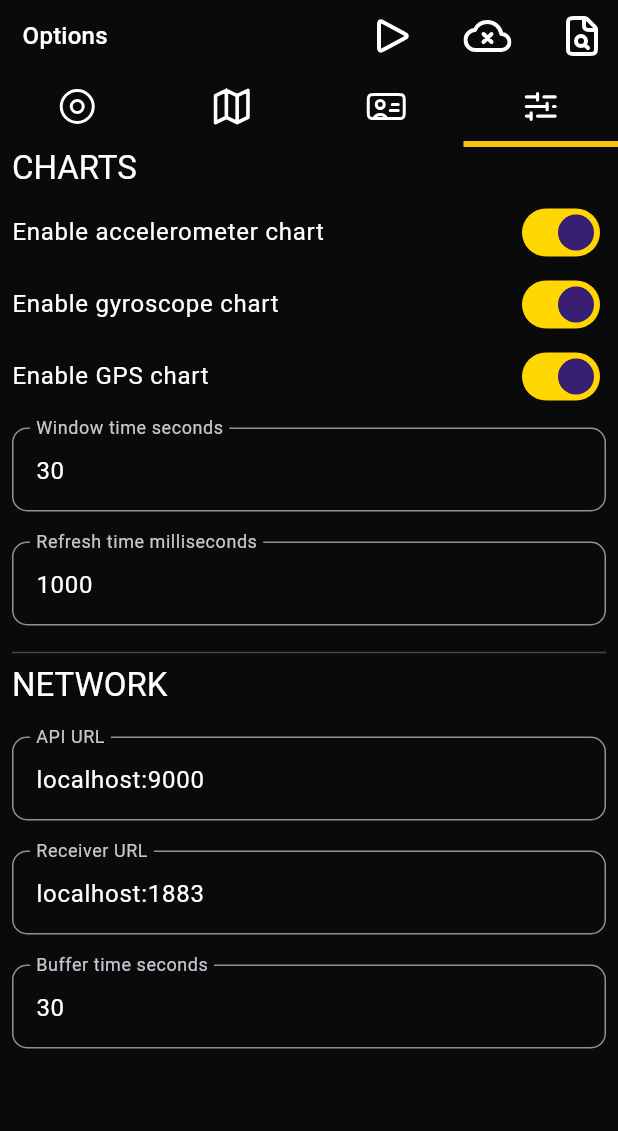
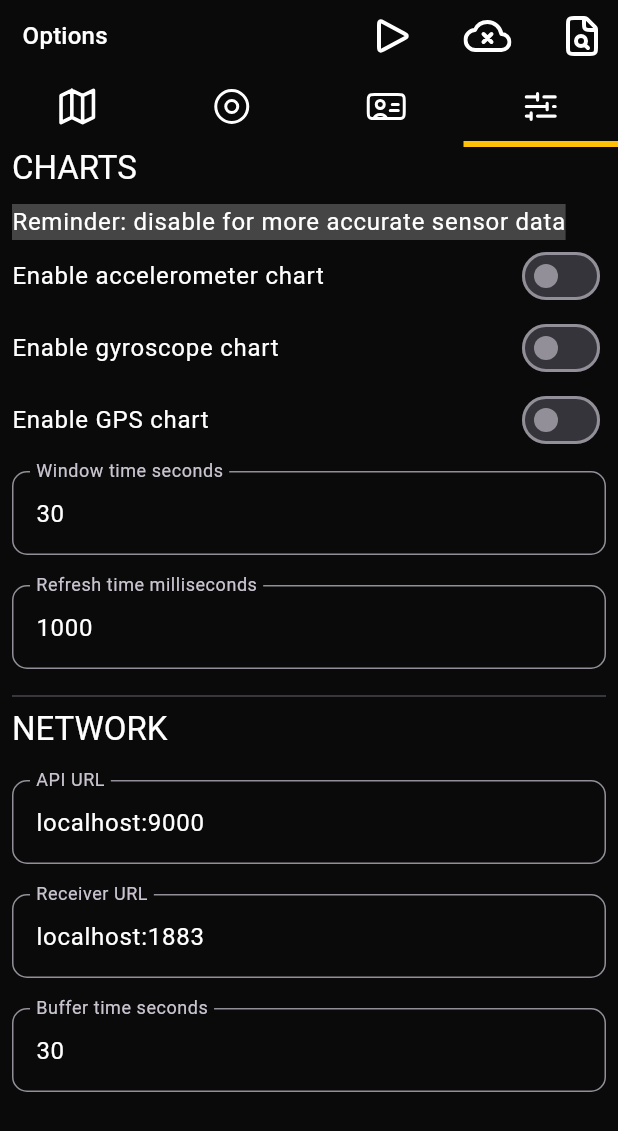
Before and after one commit to zubrailx/road-condition-monitoring, a Flutter app: the screen it shows after launch, tab 4 chosen, on a phone screen of 412 x 824 dp. Shown: the top 1131 px of the screen. Run offline on Flutter 3.47's test engine with Material 3 defaults, Android fonts, the phone set to English and light mode, and no system bars; our stand-ins replace fixnum, flutter_local_notifications, flutter_map, flutter_svg, geolocator, get_it and 7 more; missing offline and left inert: mqtt_client, protobuf; accounts and stored records are empty.

Commit message:
mobile: set fixed duration, make charts disabled by default

```diff
--- a/mobile/lib/entities/configuration.dart
+++ b/mobile/lib/entities/configuration.dart
@@ -58,9 +58,9 @@ class ConfigurationData {
 
   factory ConfigurationData.create() {
     return ConfigurationData(
-        chartGyroscopeEnabled: true,
-        chartAccelerometerEnabled: true,
-        chartGpsEnabled: true,
+        chartGyroscopeEnabled: false,
+        chartAccelerometerEnabled: false,
+        chartGpsEnabled: false,
         chartWindowTimeSeconds: 30,
         chartRefreshTimeMillis: 1000,
         networkEnabled: false,
--- a/mobile/lib/pages/root_page.dart
+++ b/mobile/lib/pages/root_page.dart
@@ -18,8 +18,8 @@ class _RootPageState extends State<RootPage>
   static const double iconWidth = 32;
 
   final icons = <Widget>[
+    SvgPicture.asset("assets/svg/Map.svg", width: iconWidth * 0.9),
     SvgPicture.asset("assets/svg/RadioFill.svg", width: iconWidth),
-    SvgPicture.asset("assets/svg/Map.svg", width: iconWidth * 0.9),
     SvgPicture.asset("assets/svg/UserCard.svg", width: iconWidth),
     SvgPicture.asset("assets/svg/Options.svg", width: iconWidth * 0.8)
   ];
@@ -60,8 +60,8 @@ class _RootPageState extends State<RootPage>
           child: TabBarView(
         controller: _tabController,
         children: const <Widget>[
+          MapWidget(),
           SensorsWidget(),
-          MapWidget(),
           UserAccountWidget(),
           OptionsWidget()
         ],
--- a/mobile/lib/state/accelerometer.dart
+++ b/mobile/lib/state/accelerometer.dart
@@ -9,7 +9,6 @@ import 'package:sensors_plus/sensors_plus.dart';
 import 'package:talker_flutter/talker_flutter.dart';
 
 class AccelerometerState with ChangeNotifier {
-  final Duration _ignoreDuration = const Duration(milliseconds: 20);
   UserAccelerometerEvent? _userAccelerometerEvent;
   DateTime? _userAccelerometerUpdateTime;
   int? _userAccelerometerLastInterval;
@@ -17,7 +16,7 @@ class AccelerometerState with ChangeNotifier {
   late AccelerometerData _record;
 
   StreamSubscription<UserAccelerometerEvent>? _streamSubscription;
-  final Duration _sensorInterval = SensorInterval.uiInterval;
+  final Duration _sensorInterval = const Duration(milliseconds: 50);
 
   AccelerometerState() {
     _record = _buildRecord();
@@ -70,9 +69,7 @@ class AccelerometerState with ChangeNotifier {
         _userAccelerometerEvent = event;
         if (_userAccelerometerUpdateTime != null) {
           final interval = now.difference(_userAccelerometerUpdateTime!);
-          if (interval > _ignoreDuration) {
-            _userAccelerometerLastInterval = interval.inMilliseconds;
-          }
+          _userAccelerometerLastInterval = interval.inMilliseconds;
         }
         _userAccelerometerUpdateTime = now;
         _record = _buildRecord();
--- a/mobile/lib/state/gyroscope.dart
+++ b/mobile/lib/state/gyroscope.dart
@@ -9,7 +9,6 @@ import 'package:sensors_plus/sensors_plus.dart';
 import 'package:talker_flutter/talker_flutter.dart';
 
 class GyroscopeState with ChangeNotifier {
-  final Duration _ignoreDuration = const Duration(milliseconds: 20);
   GyroscopeEvent? _gyroscopeEvent;
   DateTime? _gyroscopeUpdateTime;
   int? _gyroscopeLastInterval;
@@ -17,7 +16,7 @@ class GyroscopeState with ChangeNotifier {
   late GyroscopeData _record;
 
   StreamSubscription<GyroscopeEvent>? _streamSubscription;
-  final Duration _sensorInterval = SensorInterval.uiInterval;
+    final Duration _sensorInterval = const Duration(milliseconds: 50);
 
   GyroscopeState() {
     _record = _buildRecord();
@@ -70,9 +69,7 @@ class GyroscopeState with ChangeNotifier {
         _gyroscopeEvent = event;
         if (_gyroscopeUpdateTime != null) {
           final interval = now.difference(_gyroscopeUpdateTime!);
-          if (interval > _ignoreDuration) {
-            _gyroscopeLastInterval = interval.inMilliseconds;
-          }
+          _gyroscopeLastInterval = interval.inMilliseconds;
         }
         _gyroscopeUpdateTime = now;
         _record = _buildRecord();
--- a/mobile/lib/widgets/options.dart
+++ b/mobile/lib/widgets/options.dart
@@ -2,6 +2,8 @@ import 'package:flutter/material.dart';
 import 'package:mobile/state/configuration.dart';
 import 'package:mobile/widgets/loading.dart';
 import 'package:provider/provider.dart';
+
+import '../app/theme.dart';
 
 class OptionsWidget extends StatelessWidget {
   const OptionsWidget({super.key});
@@ -26,7 +28,11 @@ class OptionsWidget extends StatelessWidget {
               crossAxisAlignment: CrossAxisAlignment.start,
               children: [
                 Text("CHARTS", style: theme.textTheme.titleLarge),
-                const SizedBox(height: 5),
+                const SizedBox(height: 10),
+                Container(
+                    color: Colors.white24,
+                    child: Text('Reminder: disable for more accurate sensor data', style: theme.textTheme.bodyLarge),
+                ),
                 Row(
                   mainAxisAlignment: MainAxisAlignment.spaceBetween,
                   children: [
```
